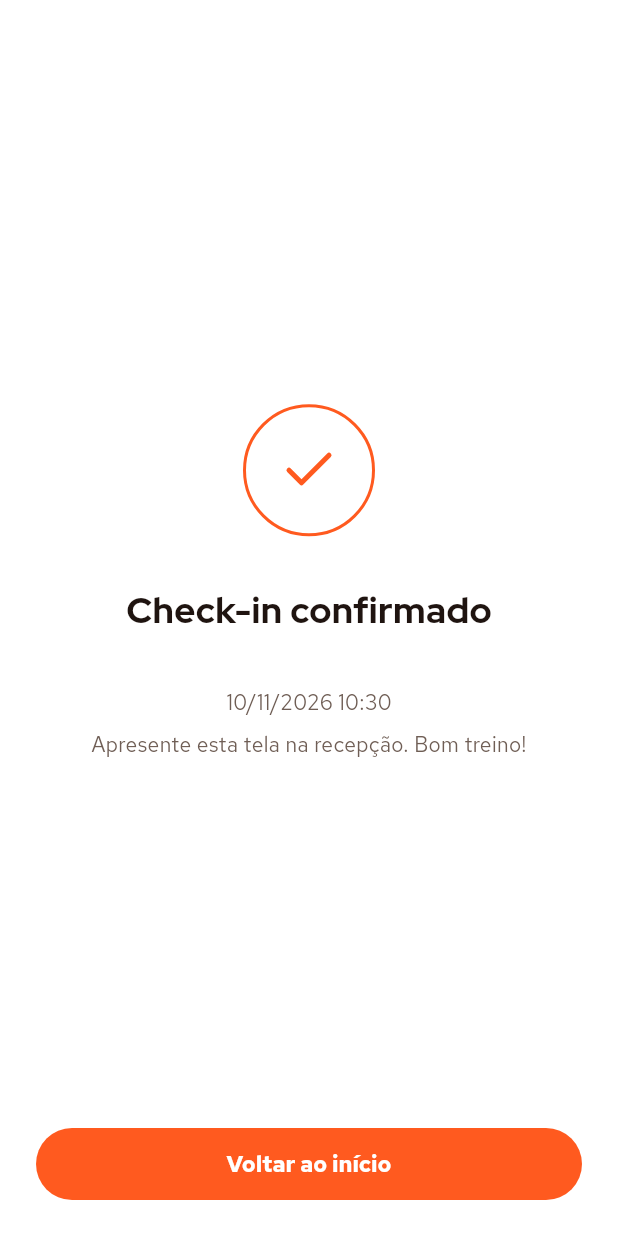
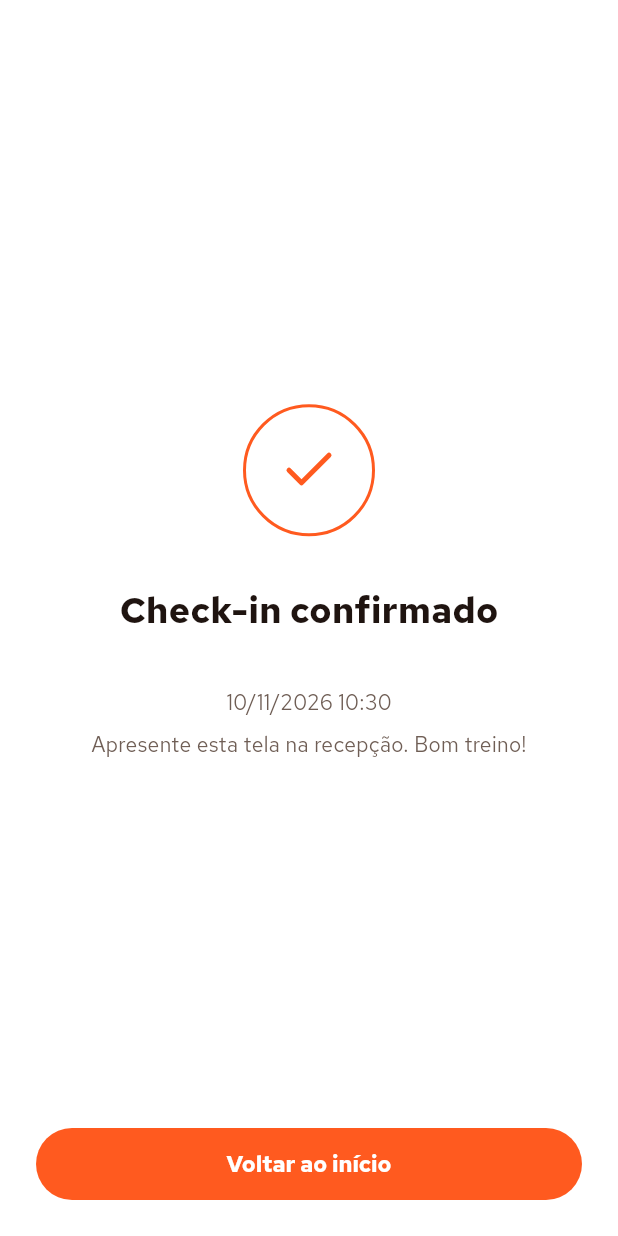
Before and after one commit to lipefurlan/Unihub, a Flutter app: the CheckinSuccessScreen screen opened directly with empty values, on a phone screen of 412 x 824 dp. Run offline on Flutter 3.47's test engine with Material 3 defaults, Android fonts, the phone set to English and light mode, and no system bars; our stand-ins replace dio, file_picker, fl_chart, flutter_riverpod, go_router, google_fonts and 3 more; missing offline and left inert: dart:js_interop; accounts and stored records are empty.

```diff
--- a/mobile/lib/presentation/screens/checkin_success_screen.dart
+++ b/mobile/lib/presentation/screens/checkin_success_screen.dart
@@ -27,9 +27,9 @@ class CheckinSuccessScreen extends StatelessWidget {
                 child: const Icon(LucideIcons.check, size: 40, color: UniHubColors.accent),
               ),
               const SizedBox(height: UniHubSpacing.x8),
-              Text(
+              const Text(
                 'Check-in confirmado',
-                style: UniHubFonts.display(fontSize: 24, fontWeight: FontWeight.w800),
+                style: TextStyle(fontSize: 24, fontWeight: FontWeight.w800),
               ),
               const SizedBox(height: UniHubSpacing.x3),
               Text(
```
